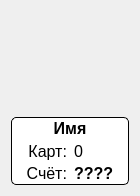
First picture: the form in Games/InterfaceElements/playericon.ui, repository MyEdit/Casino_Client, before the edit.
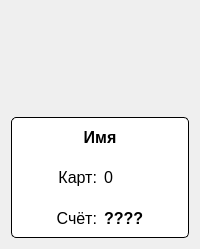
Second picture: the form after the edit.

Patch:
```diff
--- a/Games/InterfaceElements/playericon.ui
+++ b/Games/InterfaceElements/playericon.ui
@@ -6,16 +6,13 @@
    <rect>
     <x>0</x>
     <y>0</y>
-    <width>140</width>
-    <height>196</height>
+    <width>200</width>
+    <height>249</height>
    </rect>
   </property>
   <property name="windowTitle">
    <string>Form</string>
   </property>
-  <property name="styleSheet">
-   <string notr="true"/>
-  </property>
   <layout class="QVBoxLayout" name="verticalLayout_4">
    <item>
     <widget class="QLabel" name="playerIcon">
```
